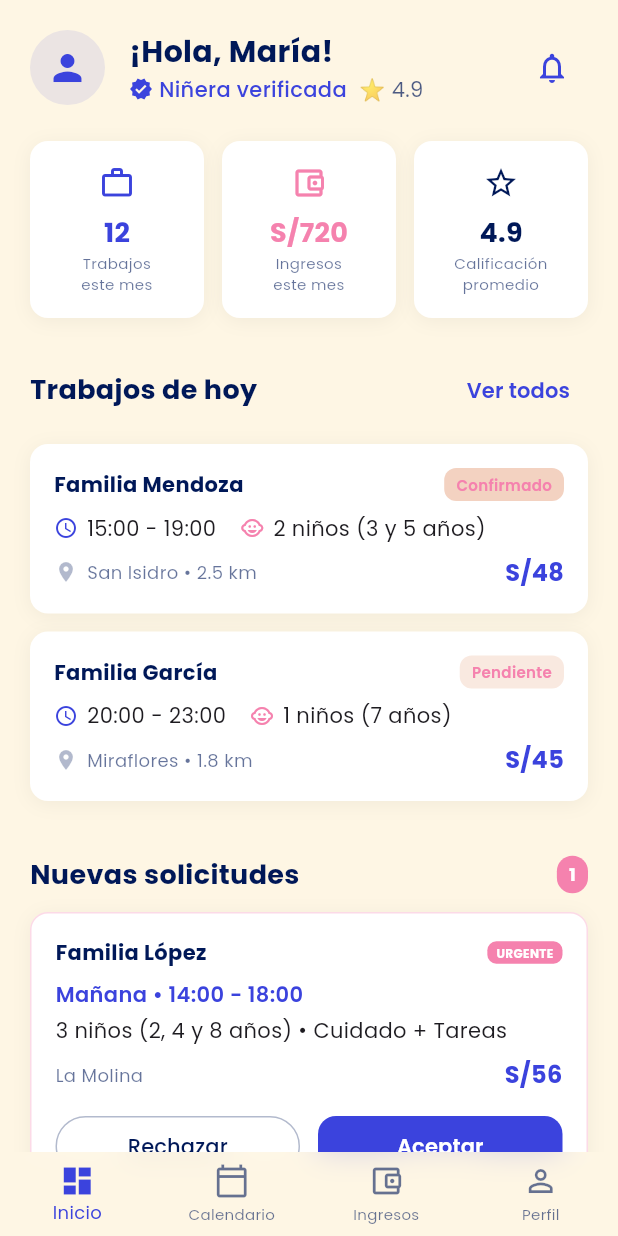
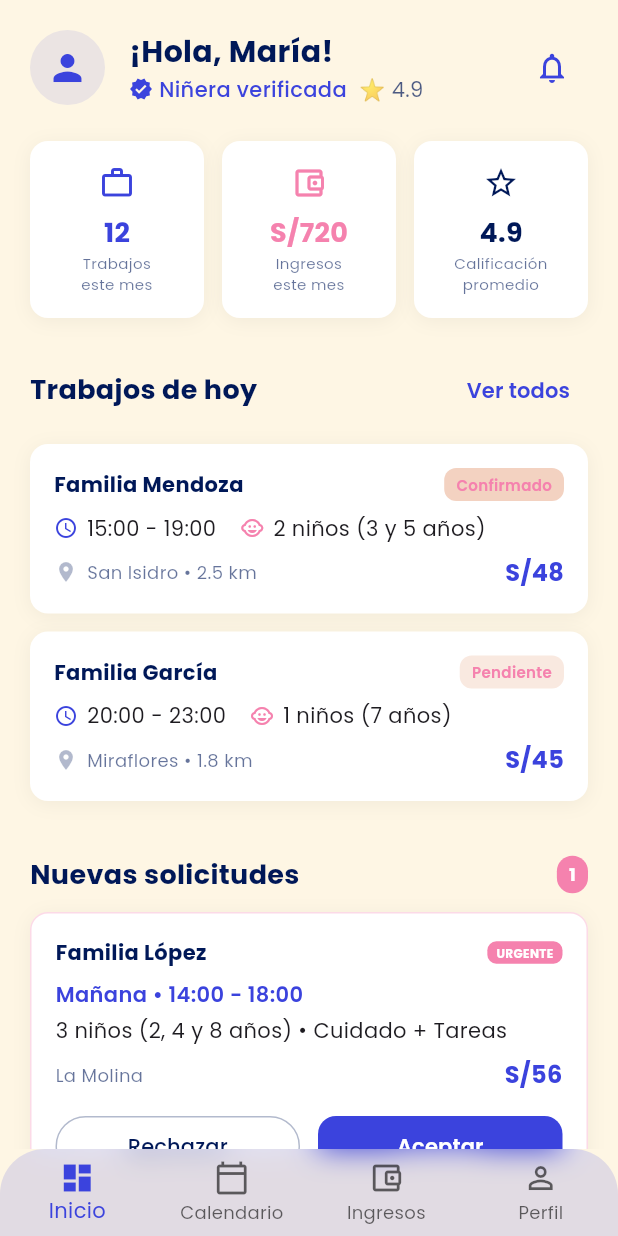
Before and after one commit to Grupo4-1ASI0732-14736-Trustora/kidycare-app, a Flutter app: the NannyHomeScreen screen opened by its route, on a phone screen of 412 x 824 dp. Run offline on Flutter 3.47's test engine with Material 3 defaults, Android fonts, the phone set to English and light mode, and no system bars; our stand-ins replace google_fonts, shared_preferences; accounts and stored records are empty.

Commit message:
feat(nanny-navbar): unify styles with parent navbar

```diff
--- a/lib/widgets/nanny_glass_navbar.dart
+++ b/lib/widgets/nanny_glass_navbar.dart
@@ -25,13 +25,11 @@ class NannyGlassNavbar extends StatelessWidget {
         child: BottomNavigationBar(
           currentIndex: selectedIndex,
           onTap: onItemSelected,
-          backgroundColor: theme.colorScheme.surface.withOpacity(0.8),
+          backgroundColor: theme.colorScheme.primary.withOpacity(0.15),
           elevation: 0,
           type: BottomNavigationBarType.fixed,
           selectedItemColor: theme.colorScheme.primary,
-          unselectedItemColor: theme.colorScheme.onSurface.withOpacity(0.6),
-          selectedFontSize: 12,
-          unselectedFontSize: 10,
+          unselectedItemColor: theme.colorScheme.onBackground.withOpacity(0.6),
           items: const [
             BottomNavigationBarItem(
               icon: Icon(Icons.dashboard_outlined),
```
